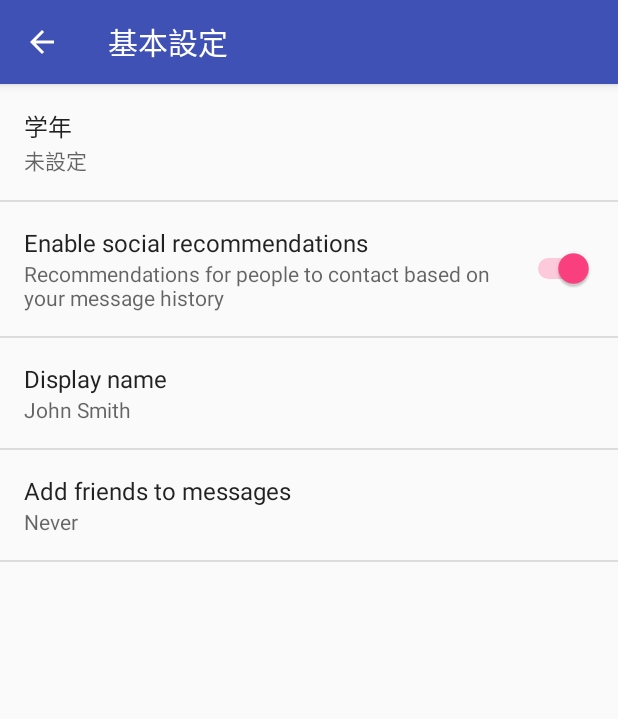
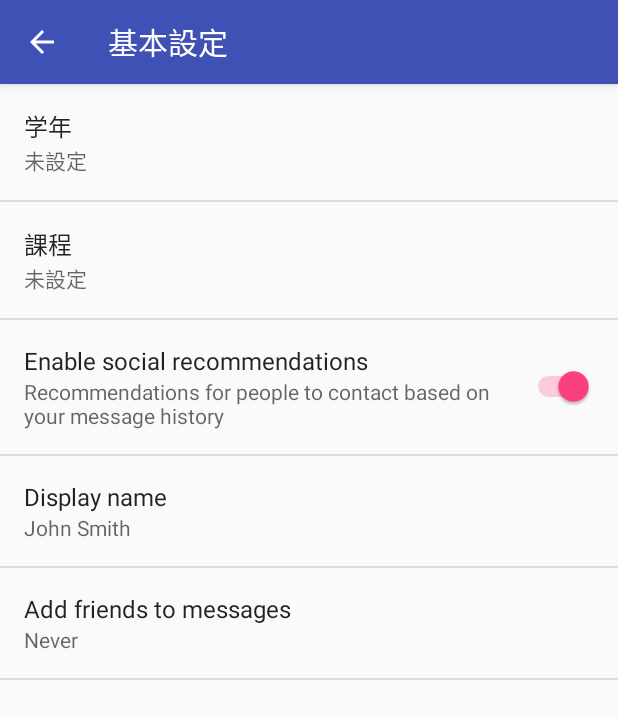
Before and after one commit to capacitypp/tut-timetable, an Android app: the SettingsActivity screen opened directly, with no data from a screen before it, after a tap on "基本設定", on a phone screen of 412 x 824 dp. Shown: the top 719 px of the screen. Run offline under Robolectric (Android 15) with nearby library versions, the phone set to English and light mode, and no system bars; network calls fail.

Commit message:
Add a course setting

```diff
--- a/app/src/main/java/com/capacitypp/tuttimetable/SettingsActivity.java
+++ b/app/src/main/java/com/capacitypp/tuttimetable/SettingsActivity.java
@@ -178,6 +178,7 @@ public class SettingsActivity extends AppCompatPreferenceActivity {
             // updated to reflect the new value, per the Android Design
             // guidelines.
             bindPreferenceSummaryToValue(findPreference("grade_list"));
+            bindPreferenceSummaryToValue(findPreference("course_list"));
             bindPreferenceSummaryToValue(findPreference("example_text"));
             bindPreferenceSummaryToValue(findPreference("example_list"));
         }
--- a/app/src/main/res/values/strings.xml
+++ b/app/src/main/res/values/strings.xml
@@ -55,6 +55,23 @@
         <item>3</item>
         <item>4</item>
         <item>5</item>
+    </string-array>
+    <string name="pref_title_course">課程</string>
+    <string-array name="pref_course_list_titles">
+        <item>未設定</item>
+        <item>機械</item>
+        <item>電気・電子情</item>
+        <item>情報・知能</item>
+        <item>環境・生命</item>
+        <item>建築・都市</item>
+    </string-array>
+    <string-array name="pref_course_list_values">
+        <item>-1</item>
+        <item>0</item>
+        <item>1</item>
+        <item>2</item>
+        <item>3</item>
+        <item>4</item>
     </string-array>
     <string name="pref_title_add_friends_to_messages">Add friends to messages</string>
     <string-array name="pref_example_list_titles">
--- a/app/src/main/res/xml/pref_general.xml
+++ b/app/src/main/res/xml/pref_general.xml
@@ -8,6 +8,14 @@
         android:negativeButtonText="@null"
         android:positiveButtonText="@null"
         android:title="@string/pref_title_grade" />
+    <ListPreference
+        android:defaultValue="-1"
+        android:entries="@array/pref_course_list_titles"
+        android:entryValues="@array/pref_course_list_values"
+        android:key="course_list"
+        android:negativeButtonText="@null"
+        android:positiveButtonText="@null"
+        android:title="@string/pref_title_course" />
 
     <SwitchPreference
         android:defaultValue="true"
```
